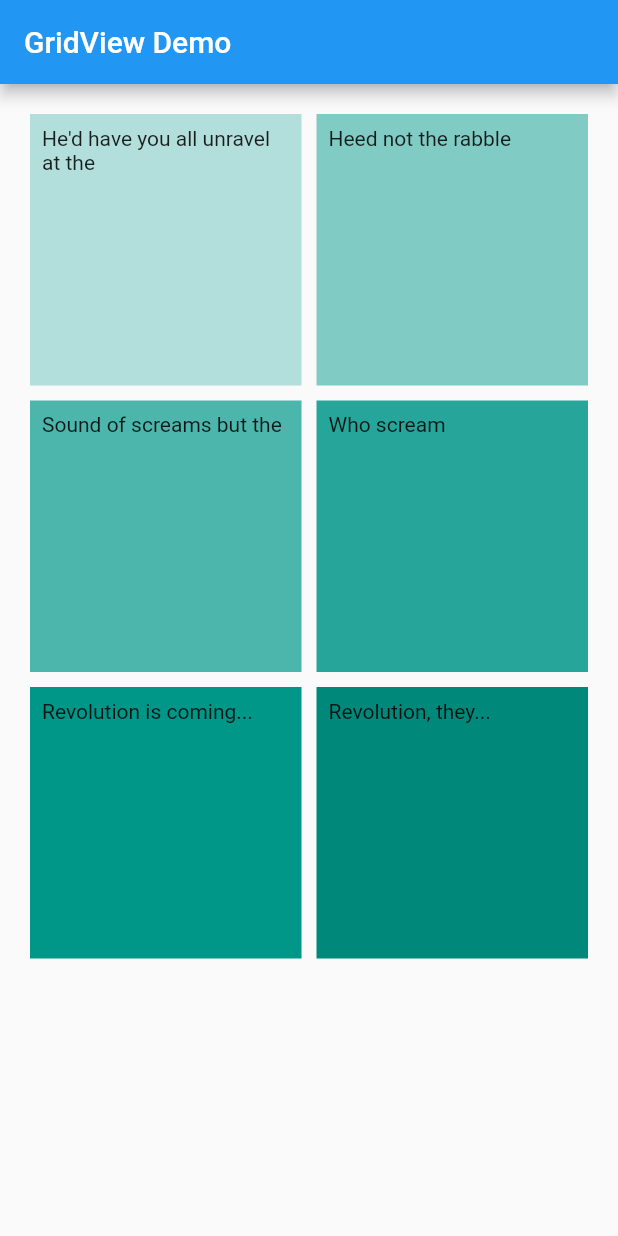
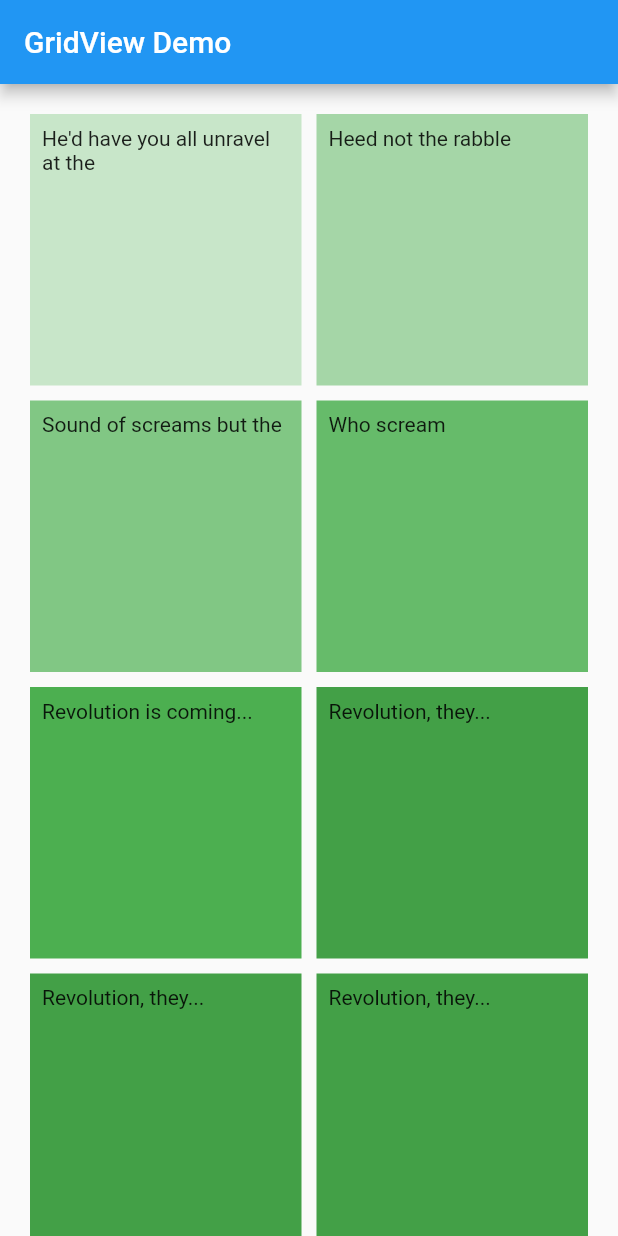
Before and after one commit to nvrr/Flutter.Doc, a Flutter app: the screen it shows after launch, on a phone screen of 412 x 824 dp. Run offline on Flutter 3.47's test engine with Material 2 defaults, Android fonts, the phone set to English and light mode, and no system bars.

Commit message:
This example shows how to create the same grid as the previous example using a CustomScrollView and a SliverGrid.

```diff
--- a/lib/main.dart
+++ b/lib/main.dart
@@ -15,9 +15,12 @@ class MyApp extends StatelessWidget {
         appBar: AppBar(
           title: Text(appTitle)
         ),
-        body:GridView.count(
+        body: CustomScrollView(
           primary: false,
+          slivers: <Widget>[
+            SliverPadding(
               padding: const EdgeInsets.all(20),
+              sliver: SliverGrid.count(
                 crossAxisSpacing: 10,
         mainAxisSpacing: 10,
         crossAxisCount: 2,
@@ -25,34 +28,52 @@ class MyApp extends StatelessWidget {
           Container(
             padding: const EdgeInsets.all(8),
             child: const Text("He'd have you all unravel at the"),
-      color: Colors.teal[100],
+            color: Colors.green[100],
           ),
           Container(
             padding: const EdgeInsets.all(8),
             child: const Text('Heed not the rabble'),
-      color: Colors.teal[200],
+            color: Colors.green[200],
           ),
           Container(
             padding: const EdgeInsets.all(8),
             child: const Text('Sound of screams but the'),
-      color: Colors.teal[300],
+            color: Colors.green[300],
           ),
           Container(
             padding: const EdgeInsets.all(8),
             child: const Text('Who scream'),
-      color: Colors.teal[400],
+            color: Colors.green[400],
           ),
           Container(
             padding: const EdgeInsets.all(8),
             child: const Text('Revolution is coming...'),
-      color: Colors.teal[500],
+            color: Colors.green[500],
           ),
           Container(
             padding: const EdgeInsets.all(8),
             child: const Text('Revolution, they...'),
-      color: Colors.teal[600],
+            color: Colors.green[600],
+          ),
+          Container(
+            padding: const EdgeInsets.all(8),
+            child: const Text('Revolution, they...'),
+            color: Colors.green[600],
+          ),
+          Container(
+            padding: const EdgeInsets.all(8),
+            child: const Text('Revolution, they...'),
+            color: Colors.green[600],
+          ),
+          Container(
+            padding: const EdgeInsets.all(8),
+            child: const Text('Revolution, they...'),
+            color: Colors.green[600],
           ),
         ],
+              )
+            )
+          ]
         )
       )
     );
```
Lines whose indentation alone changed are shown as unchanged.
